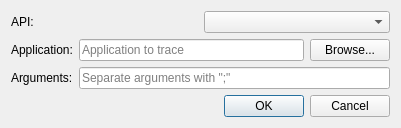
Old version of the form gui/ui/tracedialog.ui in the repository apitrace/apitrace.
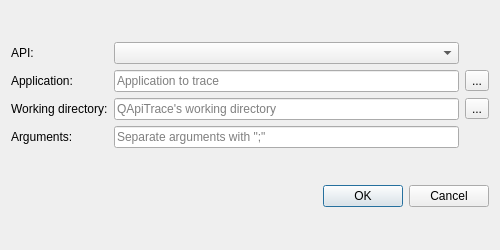
New version of the form.

Commit message: gui: setting working directory in trace dialog

```diff
--- a/gui/ui/tracedialog.ui
+++ b/gui/ui/tracedialog.ui
@@ -6,8 +6,8 @@
    <rect>
     <x>0</x>
     <y>0</y>
-    <width>401</width>
-    <height>95</height>
+    <width>500</width>
+    <height>250</height>
    </rect>
   </property>
   <property name="windowTitle">
@@ -15,63 +15,73 @@
   </property>
   <layout class="QVBoxLayout" name="verticalLayout">
    <item>
-    <layout class="QHBoxLayout" name="horizontalLayout_3">
-     <item>
-      <widget class="QLabel" name="label_3">
+    <layout class="QGridLayout" name="gridLayout">
+     <item row="2" column="0">
+      <widget class="QLabel" name="label_4">
        <property name="text">
-        <string>API:</string>
+        <string>Working directory:</string>
        </property>
       </widget>
      </item>
-     <item>
-      <widget class="QComboBox" name="apiComboBox"/>
-     </item>
-    </layout>
-   </item>
-   <item>
-    <layout class="QHBoxLayout" name="horizontalLayout">
-     <item>
-      <widget class="QLabel" name="label">
-       <property name="text">
-        <string>Application:</string>
-       </property>
-      </widget>
-     </item>
-     <item>
+     <item row="1" column="1">
       <widget class="QLineEdit" name="applicationEdit">
        <property name="placeholderText">
         <string>Application to trace</string>
        </property>
       </widget>
      </item>
-     <item>
-      <widget class="QPushButton" name="browseButton">
+     <item row="1" column="0">
+      <widget class="QLabel" name="label">
        <property name="text">
-        <string>Browse...</string>
+        <string>Application:</string>
        </property>
-       <property name="flat">
-        <bool>false</bool>
+      </widget>
+     </item>
+     <item row="0" column="1">
+      <widget class="QComboBox" name="apiComboBox"/>
+     </item>
+     <item row="0" column="0">
+      <widget class="QLabel" name="label_3">
+       <property name="text">
+        <string>API:</string>
        </property>
       </widget>
      </item>
-    </layout>
-   </item>
-   <item>
-    <layout class="QHBoxLayout" name="horizontalLayout_2">
-     <item>
+     <item row="2" column="1">
+      <widget class="QLineEdit" name="workingDirEdit">
+       <property name="placeholderText">
+        <string>QApiTrace's working directory</string>
+       </property>
+      </widget>
+     </item>
+     <item row="3" column="0">
       <widget class="QLabel" name="label_2">
        <property name="text">
         <string>Arguments:</string>
        </property>
       </widget>
      </item>
-     <item>
+     <item row="3" column="1">
       <widget class="QLineEdit" name="argumentsEdit">
        <property name="placeholderText">
         <string>Separate arguments with &quot;;&quot;</string>
        </property>
       </widget>
      </item>
+     <item row="1" column="2">
+      <widget class="QToolButton" name="browseButton">
+       <property name="text">
+        <string>...</string>
+       </property>
+      </widget>
+     </item>
+     <item row="2" column="2">
+      <widget class="QToolButton" name="browseWorkingDirButton">
+       <property name="text">
+        <string>...</string>
+       </property>
+      </widget>
+     </item>
     </layout>
    </item>
    <item>
```
Left out of the diff: 2 changed lines with no effect on the pictures. The commit also changes 5 other files.
